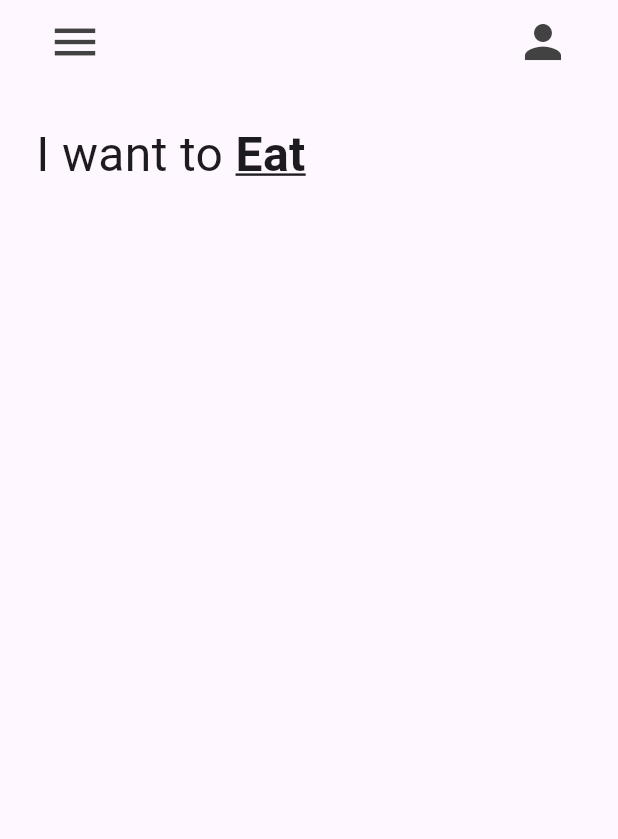
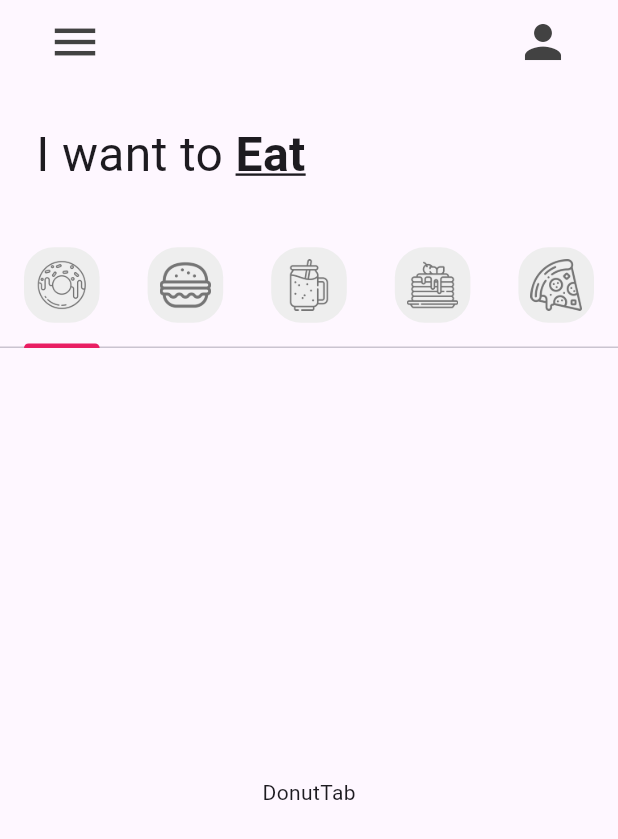
Before and after one commit to ragdeer/reto1_donut_app_ragde_escalante, a Flutter app: the screen it shows after launch, on a phone screen of 412 x 824 dp. Shown: the top 839 px of the screen. Run offline on Flutter 3.47's test engine with Material 3 defaults, Android fonts, the phone set to English and light mode, and no system bars.

Commit message:
TabBar añadido

```diff
--- a/lib/main.dart
+++ b/lib/main.dart
@@ -10,8 +10,9 @@ class MainApp extends StatelessWidget {
 
   @override
   Widget build(BuildContext context) {
-    return const MaterialApp(
+    return MaterialApp(
       home: HomePage (),
+      theme: ThemeData(tabBarTheme: const TabBarTheme(indicatorColor: Colors.pink)),
     );
   }
 }
--- a/lib/pages/home_page.dart
+++ b/lib/pages/home_page.dart
@@ -1,4 +1,10 @@
 import 'package:flutter/material.dart';
+import '../utils/my_tab.dart';
+import '../tab/burger_tab.dart';
+import '../tab/donut_tab.dart';
+import '../tab/pancake_tab.dart';
+import '../tab/pizza_tab.dart';
+import '../tab/smoothie_tab.dart';
 
 class HomePage extends StatefulWidget {
   const HomePage({super.key});
@@ -8,9 +14,25 @@ class HomePage extends StatefulWidget {
 }
 
 class _HomePageState extends State<HomePage> {
+
+  List<Widget> myTabs = [
+      //Donut tab
+      const MyTab(iconPath: 'lib/icons/donut.png',),
+      //Burger tab
+      const MyTab(iconPath: 'lib/icons/burger.png',),
+      //smoothie tab
+      const MyTab(iconPath: 'lib/icons/smoothie.png',),
+      //pancake tab
+      const MyTab(iconPath: 'lib/icons/pancakes.png',),
+      //pizza tab
+      const MyTab(iconPath: 'lib/icons/pizza.png',),
+    ];
+
  @override
   Widget build(BuildContext context) {
-    return Scaffold(
+    return DefaultTabController(
+      length: myTabs.length,
+      child: Scaffold(
         appBar: AppBar(
           backgroundColor: Colors.transparent,
           leading: Padding(
@@ -23,8 +45,8 @@ class _HomePageState extends State<HomePage> {
             child: IconButton(icon: Icon(Icons.person, color:Colors.grey[800],size: 36), onPressed: () { print('Oh si ulises'); },),
           )],
           ),
-        body: const Column(children: [
-          Padding(
+          body: Column(children: [
+           const Padding(
               padding: EdgeInsets.all(24.0),
               child: Row(
                 children: [
@@ -33,10 +55,25 @@ class _HomePageState extends State<HomePage> {
                   ),
                 ],
               ),
-          )
+            ),
             //TAB BAR
+            TabBar(tabs: myTabs),
             //TAB BAR VIEW
-        ],),
+            const Expanded(child: TabBarView(children: [
+              //Donut
+              DonutTab(),
+              //Burger
+              BurgerTab(),
+              //Smoothie
+              SmoothieTab(),
+              //Pancakes
+              PancakeTab(),
+              //Pizza
+              PizzaTab(),
+            ]),)
+            //Carrito
+          ]),
+      ),
     );
   }
 }
--- /dev/null
+++ b/lib/tab/donut_tab.dart
@@ -0,0 +1,14 @@
+import 'package:flutter/material.dart';
+
+class DonutTab extends StatelessWidget {
+  const DonutTab({super.key});
+
+  @override
+  Widget build(BuildContext context) {
+    return Container(
+      child: const Center(
+        child: Text('DonutTab'),
+      ),
+      );
+  }
+}
--- /dev/null
+++ b/lib/utils/my_tab.dart
@@ -0,0 +1,18 @@
+import 'package:flutter/material.dart';
+
+class MyTab extends StatelessWidget {
+  final String iconPath;
+  const MyTab({super.key, required this.iconPath});
+
+  @override
+  Widget build(BuildContext context) {
+    return Tab(
+      height: 80,
+      child: Container(
+        decoration: BoxDecoration(color: Colors.grey[200], borderRadius: BorderRadius.circular(20)),
+        padding: const EdgeInsets.all(8),
+        child: Image.asset(iconPath, color: Colors.grey[600],),
+      ),
+    );
+  }
+}
```
Also changed, not shown: lib/tab/burger_tab.dart (added, +14 -0 lines), lib/tab/pancake_tab.dart (added, +14 -0 lines), lib/tab/pizza_tab.dart (added, +14 -0 lines), lib/tab/smoothie_tab.dart (added, +14 -0 lines). Lines whose indentation alone changed are shown as unchanged.
